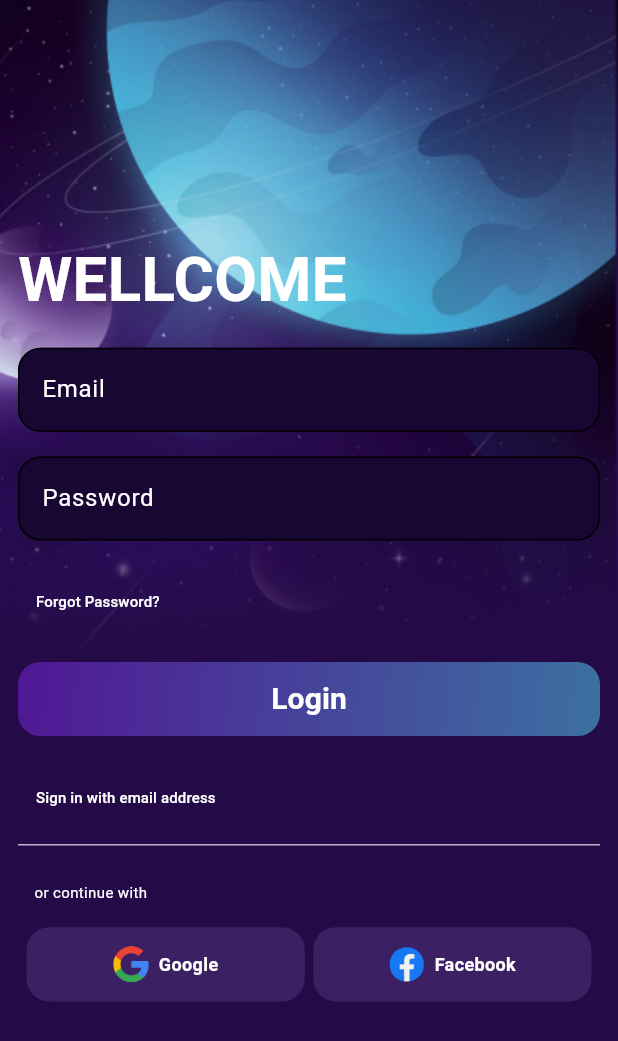
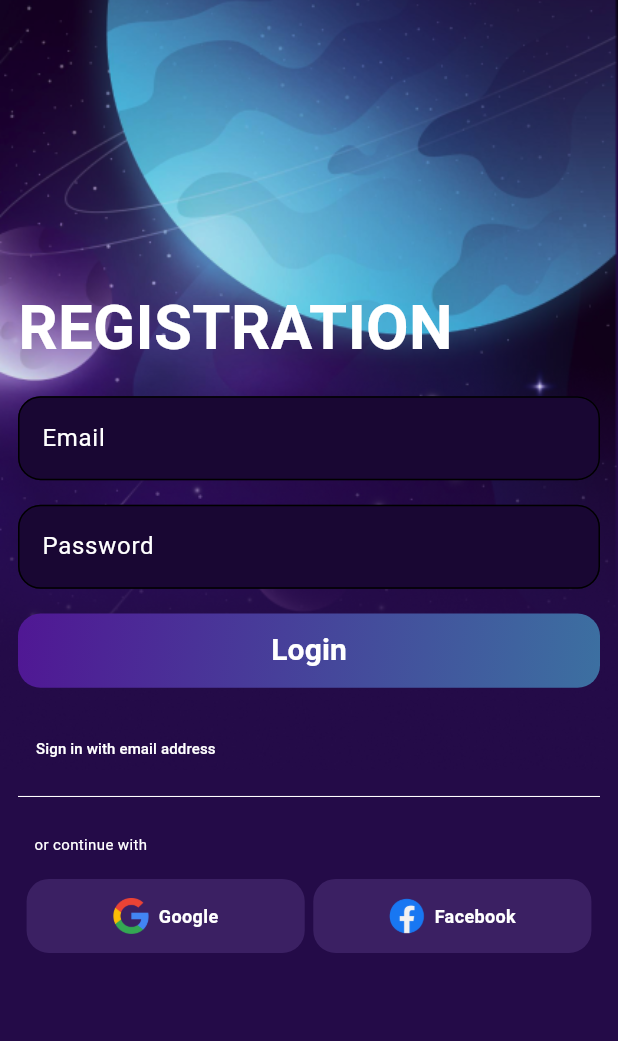
Before and after one commit to RMCV-Rajapaksha/digital_school_assessment_app, a Flutter app: what adminRegistration() shows on an empty page, opened directly, on a phone screen of 412 x 824 dp. Shown: the top 1041 px of the screen. Run offline on Flutter 3.47's test engine with Material 3 defaults, Android fonts, the phone set to English and light mode, and no system bars; our stand-ins replace device_preview, flutter_speed_dial, get.

Commit message:
feat: Add login functionality for admins and students

```diff
--- a/lib/Screens/Admin/registation.dart
+++ b/lib/Screens/Admin/registation.dart
@@ -1,7 +1,7 @@
+import 'package:digital_school_assessment_app/Screens/Admin/login.dart';
 import 'package:digital_school_assessment_app/Template/temp.dart';
 import 'package:flutter/cupertino.dart';
 import 'package:flutter/material.dart';
-import 'package:get/get.dart';
 
 class adminRegistration extends StatelessWidget {
   const adminRegistration({super.key});
@@ -24,7 +24,7 @@ class adminRegistration extends StatelessWidget {
                 crossAxisAlignment: CrossAxisAlignment.start,
                 children: [
                   Text(
-                    'WELLCOME',
+                    'REGISTRATION',
                     textAlign: TextAlign.left,
                     style: TextStyle(
                       color: const Color.fromARGB(255, 255, 255, 255),
@@ -79,22 +79,6 @@ class adminRegistration extends StatelessWidget {
                     ),
                   ),
                   SizedBox(height: screenHeight * 0.02),
-                  const Row(
-                    mainAxisAlignment: MainAxisAlignment.start,
-                    children: [
-                      TextButton(
-                        onPressed: null,
-                        child: Text(
-                          'Forgot Password?',
-                          style: TextStyle(
-                            color: Color.fromRGBO(255, 255, 255, 1),
-                            fontSize: 10,
-                          ),
-                        ),
-                      ),
-                    ],
-                  ),
-                  SizedBox(height: screenHeight * 0.02),
                   Container(
                     height: screenHeight * 0.06,
                     width: screenWidth * 0.95,
@@ -125,7 +109,12 @@ class adminRegistration extends StatelessWidget {
                   ),
                   SizedBox(height: screenHeight * 0.02),
                   TextButton(
-                    onPressed: () {},
+                    onPressed: () {
+                      Navigator.push(
+                        context,
+                        MaterialPageRoute(builder: (context) => AdminLogin()),
+                      );
+                    },
                     child: const Text("Sign in with email address",
                         style: TextStyle(
                           color: Color.fromARGB(255, 255, 255, 255),
--- a/lib/Screens/Students/login.dart
+++ b/lib/Screens/Students/login.dart
@@ -127,7 +127,8 @@ class StuLogin extends StatelessWidget {
                   SizedBox(height: screenHeight * 0.02),
                   TextButton(
                     onPressed: () {
-                      navigator?.push(
+                      Navigator.push(
+                        context,
                         MaterialPageRoute(
                             builder: (context) => stuRegistration()),
                       );
--- a/lib/main.dart
+++ b/lib/main.dart
@@ -1,5 +1,6 @@
 import 'package:device_preview/device_preview.dart';
 import 'package:digital_school_assessment_app/Screens/Admin/adminMain.dart';
+import 'package:digital_school_assessment_app/Screens/Admin/login.dart';
 import 'package:digital_school_assessment_app/Screens/Admin/update.dart';
 import 'package:digital_school_assessment_app/Screens/Students/login.dart';
 import 'package:digital_school_assessment_app/Screens/Students/registation.dart';
```
